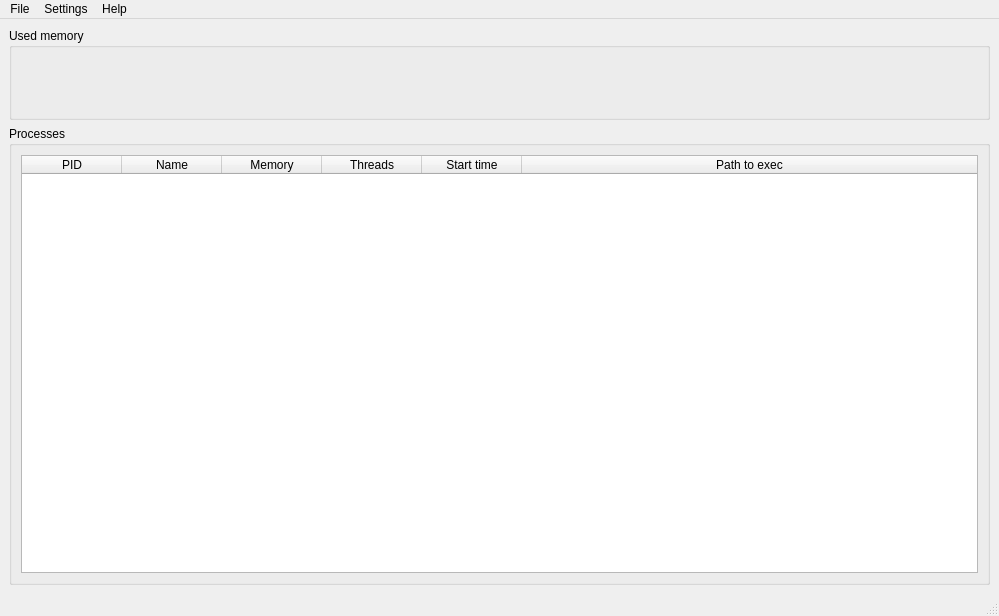
Old version of the form mainwindow.ui in the repository Wanpaku/Process-monitor.
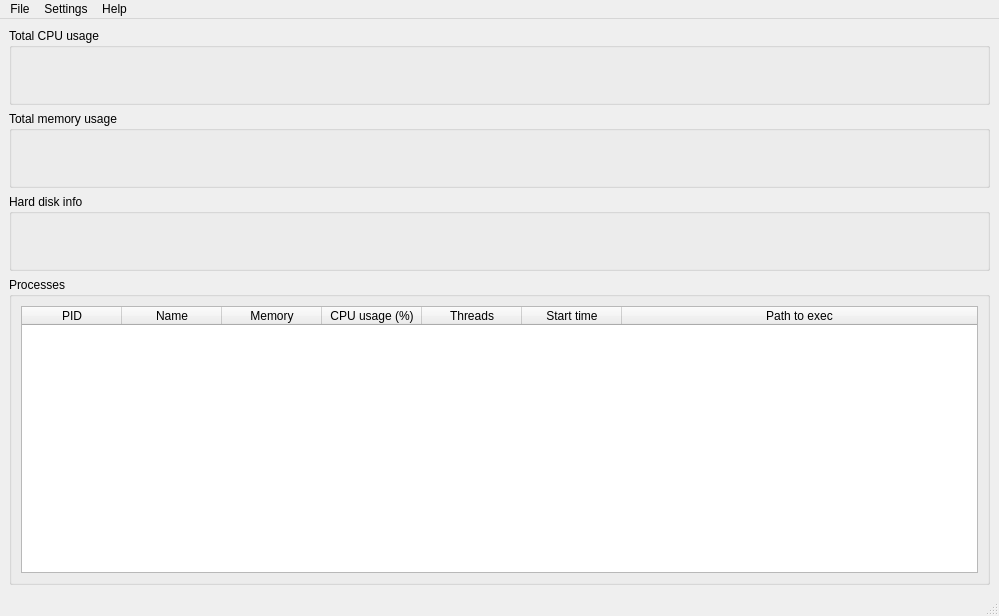
New version of the form. Icons and pictures are not drawn.

Diff of the .ui file:
```diff
--- a/mainwindow.ui
+++ b/mainwindow.ui
@@ -20,19 +20,29 @@
    <string notr="true">Process monitor</string>
   </property>
   <widget class="QWidget" name="centralwidget">
-   <layout class="QVBoxLayout" name="verticalLayout_2">
+   <layout class="QVBoxLayout" name="verticalLayout" stretch="1,1,1,4">
     <item>
-     <layout class="QVBoxLayout" name="verticalLayout" stretch="1,5">
+     <widget class="QGroupBox" name="used_cpu_groupbox">
+      <property name="title">
+       <string>Total CPU usage</string>
+      </property>
+      <layout class="QHBoxLayout" name="horizontalLayout_2"/>
+     </widget>
+    </item>
       <item>
        <widget class="QGroupBox" name="memory_group_box">
         <property name="title">
-         <string>Used memory</string>
-        </property>
-        <layout class="QHBoxLayout" name="horizontalLayout_2">
-         <item>
-          <layout class="QVBoxLayout" name="memory_vert_layout"/>
-         </item>
-        </layout>
+       <string>Total memory usage</string>
+      </property>
+      <layout class="QHBoxLayout" name="horizontalLayout"/>
+     </widget>
+    </item>
+    <item>
+     <widget class="QGroupBox" name="hard_disk_groupbox">
+      <property name="title">
+       <string>Hard disk info</string>
+      </property>
+      <layout class="QHBoxLayout" name="horizontalLayout_3"/>
        </widget>
       </item>
       <item>
@@ -40,10 +50,7 @@
         <property name="title">
          <string>Processes</string>
         </property>
-        <layout class="QVBoxLayout" name="verticalLayout_3" stretch="0">
-         <property name="sizeConstraint">
-          <enum>QLayout::SizeConstraint::SetNoConstraint</enum>
-         </property>
+      <layout class="QVBoxLayout" name="verticalLayout_2">
          <item>
           <widget class="QTableWidget" name="processes_table">
            <property name="sizePolicy">
@@ -106,6 +113,11 @@
              <string>Memory</string>
             </property>
            </column>
+         <column>
+          <property name="text">
+           <string>CPU usage (%)</string>
+          </property>
+         </column>
            <column>
             <property name="text">
              <string>Threads</string>
@@ -125,8 +137,6 @@
          </item>
         </layout>
        </widget>
-      </item>
-     </layout>
     </item>
    </layout>
   </widget>
```
Lines whose indentation alone changed are shown as unchanged.
